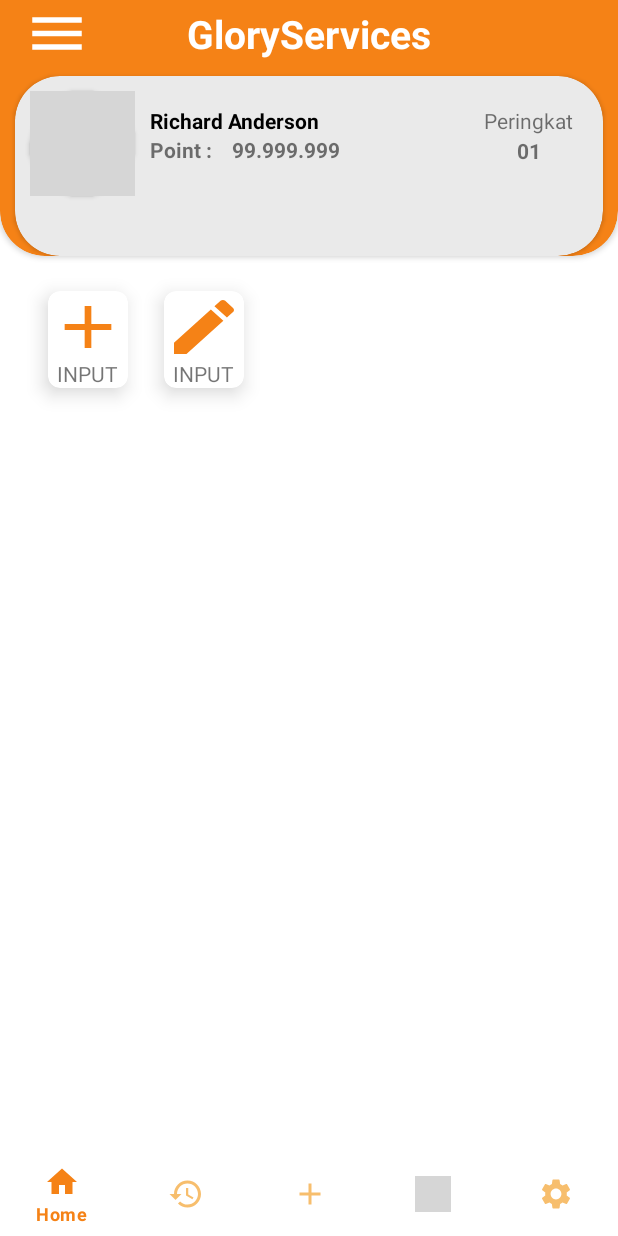
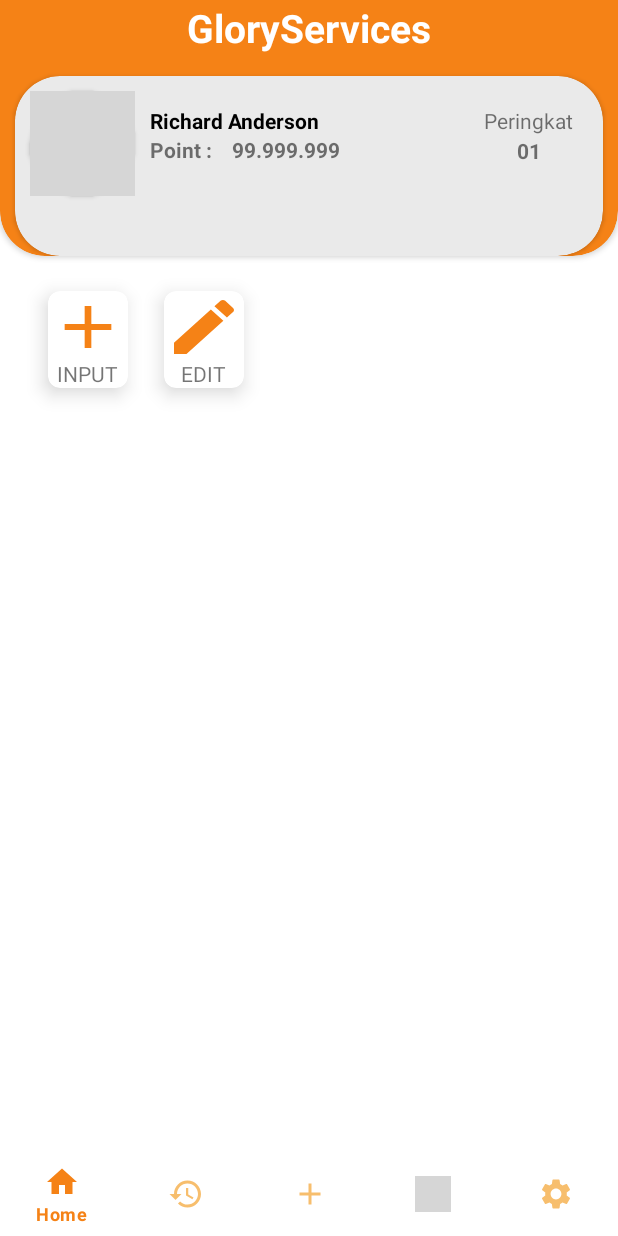
Before and after one commit to mbieeh5/gloryApps, an Android app: the Home screen opened directly, with no data from a screen before it, on a phone screen of 412 x 824 dp. Run offline under Robolectric (Android 15) with nearby library versions, the phone set to English and light mode, and no system bars; grey boxes are pictures that could not be loaded.

Commit message:
update 5.2.8

```diff
--- a/app/src/main/java/com/rraf/gloryservices/Home.java
+++ b/app/src/main/java/com/rraf/gloryservices/Home.java
@@ -4,6 +4,8 @@ import static com.rraf.gloryservices.R.*;
 
 import android.content.Intent;
 import android.os.Bundle;
+import android.view.View;
+
 import androidx.appcompat.app.AppCompatActivity;
 
 import com.rraf.gloryservices.activity.AddActivity;
@@ -24,10 +26,23 @@ public class Home extends AppCompatActivity {
         getSupportActionBar().hide();
         setContentView(binding.getRoot());
 
+        binding.btnInput.setOnClickListener(new View.OnClickListener() {
+            @Override
+            public void onClick(View v) {
+                ActivityAdd();
+            }
+        });
+
+        binding.btnEdit.setOnClickListener(new View.OnClickListener() {
+            @Override
+            public void onClick(View v) {
+                ActivityHome();
+            }
+        });
 binding.bottomNav.setOnItemSelectedListener(item -> {
             switch (item.getItemId()){
                 case id.n_home:
-                    ActivityHome();
+                    binding.getRoot();
                     break;
                 case id.n_add:
                     ActivityAdd();
--- a/app/src/main/java/com/rraf/gloryservices/adaptor/OutputClass.java
+++ b/app/src/main/java/com/rraf/gloryservices/adaptor/OutputClass.java
@@ -2,7 +2,7 @@ package com.rraf.gloryservices.adaptor;
 
 public class OutputClass {
 
-    String iHp, iRsk, iTgl, iHrg;
+    String iHp, iRsk, iTgl, iHrg, key;
 
     public String getiHp() {
         return iHp;
@@ -19,4 +19,8 @@ public class OutputClass {
     public String getiHrg() {
         return iHrg;
     }
+
+    public String getKey() {
+        return key;
+    }
 }
--- /dev/null
+++ b/app/src/main/res/drawable/ic_baseline_arrow_back_24.xml
@@ -0,0 +1,5 @@
+<vector android:autoMirrored="true" android:height="24dp"
+    android:tint="#FFFFFF" android:viewportHeight="24"
+    android:viewportWidth="24" android:width="24dp" xmlns:android="http://schemas.android.com/apk/res/android">
+    <path android:fillColor="@android:color/white" android:pathData="M20,11H7.83l5.59,-5.59L12,4l-8,8 8,8 1.41,-1.41L7.83,13H20v-2z"/>
+</vector>
--- /dev/null
+++ b/app/src/main/res/drawable/ic_baseline_filter_list_24.xml
@@ -0,0 +1,5 @@
+<vector android:height="24dp" android:tint="#FFFFFF"
+    android:viewportHeight="24" android:viewportWidth="24"
+    android:width="24dp" xmlns:android="http://schemas.android.com/apk/res/android">
+    <path android:fillColor="@android:color/white" android:pathData="M10,18h4v-2h-4v2zM3,6v2h18L21,6L3,6zM6,13h12v-2L6,11v2z"/>
+</vector>
--- a/app/src/main/res/layout/activity_home.xml
+++ b/app/src/main/res/layout/activity_home.xml
@@ -29,13 +29,6 @@
             app:layout_constraintTop_toTopOf="parent"
             app:layout_constraintStart_toStartOf="parent"
             >
-            <com.google.android.material.navigation.NavigationView
-                android:id="@+id/sideNav"
-                android:layout_width="44dp"
-                android:layout_height="43dp"
-                android:layout_gravity="start"
-                android:background="@drawable/ic_baseline_menu_24"
-                />
 
             <TextView
                 android:layout_width="wrap_content"
@@ -142,7 +135,7 @@
 
 
     <androidx.cardview.widget.CardView
-        android:id="@+id/cardView3"
+        android:id="@+id/cvInput"
         android:layout_width="wrap_content"
         android:layout_height="wrap_content"
         android:layout_marginStart="32dp"
@@ -155,7 +148,7 @@
         app:layout_constraintTop_toBottomOf="@+id/fl_home">
 
         <Button
-            android:id="@+id/btn_input"
+            android:id="@+id/btnInput"
             android:layout_width="53dp"
             android:layout_height="wrap_content"
             android:background="@drawable/ic_baseline_add_24" />
@@ -169,7 +162,7 @@
     </androidx.cardview.widget.CardView>
 
     <androidx.cardview.widget.CardView
-        android:id="@+id/cardView"
+        android:id="@+id/cvEdit"
         android:layout_width="wrap_content"
         android:layout_height="wrap_content"
         android:layout_marginStart="24dp"
@@ -178,11 +171,11 @@
         android:focusable="true"
         app:cardCornerRadius="8dp"
         app:cardElevation="8dp"
-        app:layout_constraintStart_toEndOf="@+id/cardView3"
+        app:layout_constraintStart_toEndOf="@+id/cvInput"
         app:layout_constraintTop_toBottomOf="@+id/fl_home">
 
         <Button
-            android:id="@+id/btn_edit"
+            android:id="@+id/btnEdit"
             android:layout_width="53dp"
             android:layout_height="wrap_content"
             android:background="@drawable/ic_baseline_edit_24" />
@@ -192,7 +185,7 @@
             android:layout_height="wrap_content"
             android:layout_gravity="center_horizontal"
             android:paddingTop="45dp"
-            android:text="INPUT" />
+            android:text="EDIT" />
     </androidx.cardview.widget.CardView>
 
 
--- a/app/src/main/res/layout/activity_login.xml
+++ b/app/src/main/res/layout/activity_login.xml
@@ -59,6 +59,7 @@
         android:layout_gravity="center"
         android:layout_marginTop="20dp"
         android:gravity="center"
+        android:enabled="false"
         android:layout_marginBottom="64dp"
         android:text="@string/login_form"
         app:layout_constraintBottom_toBottomOf="parent"
--- a/app/src/main/res/values-night/themes.xml
+++ b/app/src/main/res/values-night/themes.xml
@@ -10,7 +10,7 @@
         <item name="colorSecondaryVariant">@color/teal_200</item>
         <item name="colorOnSecondary">@color/black</item>
         <!-- Status bar color. -->
-        <item name="android:statusBarColor">?attr/colorPrimaryVariant</item>
+        <item name="android:statusBarColor">?attr/colorPrimary</item>
         <!-- Customize your theme here. -->
     </style>
 </resources>
--- a/app/src/main/res/values/themes.xml
+++ b/app/src/main/res/values/themes.xml
@@ -10,7 +10,7 @@
         <item name="colorSecondaryVariant">@color/teal_700</item>
         <item name="colorOnSecondary">@color/black</item>
         <!-- Status bar color. -->
-        <item name="android:statusBarColor">?attr/colorPrimaryVariant</item>
+        <item name="android:statusBarColor">?attr/colorPrimary</item>
         <!-- Customize your theme here. -->
     </style>
 </resources>
```
Also changed, not shown: app/src/main/java/com/rraf/gloryservices/LoginActivity.java (+22 -0 lines), app/src/main/java/com/rraf/gloryservices/activity/HomeActivity.java (+35 -0 lines), app/src/main/java/com/rraf/gloryservices/adaptor/AdapterDataService.java (+11 -21 lines), app/src/main/res/layout/activity_home2.xml (+26 -15 lines).
